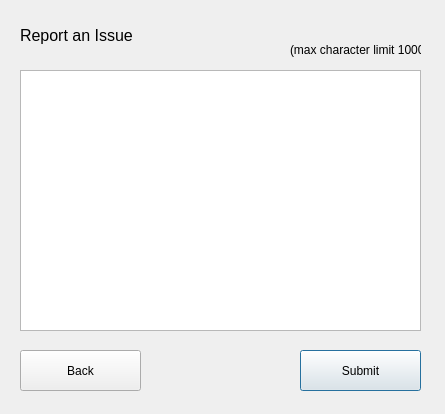
SourPanda13/106-Group-Assignment, file L_A_B_Final_Project/reportissue.ui: the form before one commit.
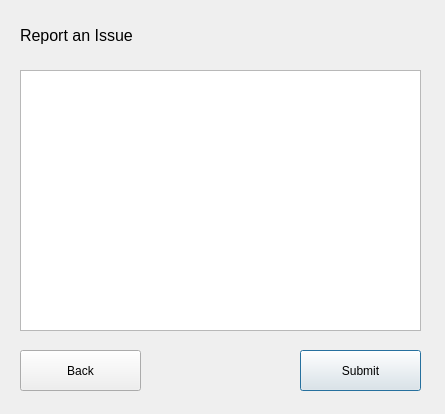
The form after the commit.

```diff
--- a/L_A_B_Final_Project/reportissue.ui
+++ b/L_A_B_Final_Project/reportissue.ui
@@ -44,19 +44,6 @@
     <string>Report an Issue</string>
    </property>
   </widget>
-  <widget class="QLabel" name="label_2_maxchar">
-   <property name="geometry">
-    <rect>
-     <x>290</x>
-     <y>40</y>
-     <width>131</width>
-     <height>20</height>
-    </rect>
-   </property>
-   <property name="text">
-    <string>(max character limit 1000)</string>
-   </property>
-  </widget>
   <widget class="QPlainTextEdit" name="plainTextEdit">
    <property name="geometry">
     <rect>
```
